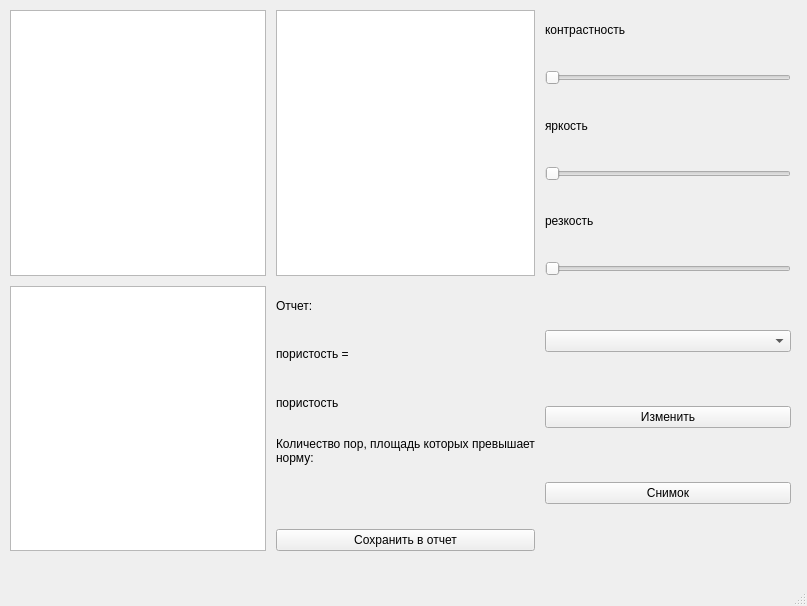
Above: 9/ui/uisppr.ui from Devoranima/ImageAnalysis before the change. Below: the same form after it.
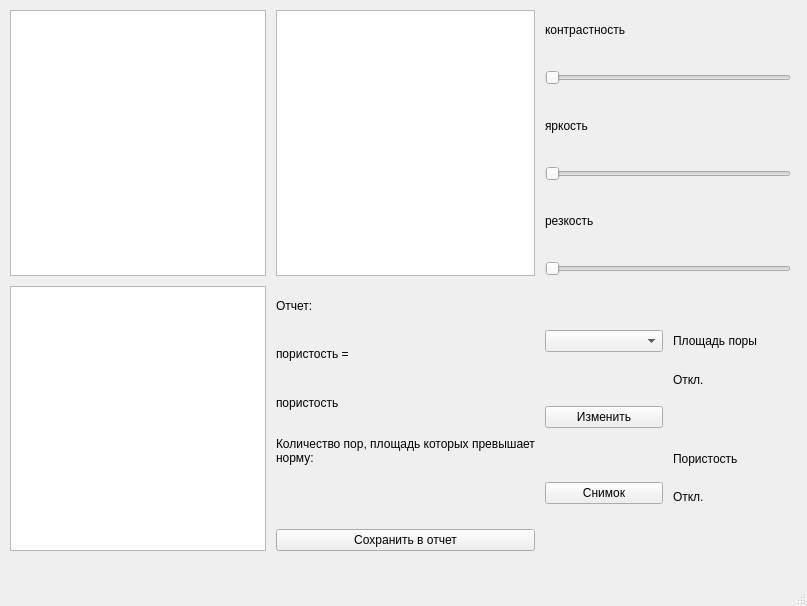
That is the form after the change.

Patch:
```diff
--- a/9/ui/uisppr.ui
+++ b/9/ui/uisppr.ui
@@ -39,37 +39,16 @@
      <property name="spacing">
       <number>10</number>
      </property>
-     <item row="6" column="1">
-      <widget class="QGraphicsView" name="graphicsView_3"/>
-     </item>
-     <item row="1" column="2">
+     <item row="0" column="1">
       <widget class="QGraphicsView" name="graphicsView"/>
      </item>
-     <item row="1" column="1">
+     <item row="5" column="0">
+      <widget class="QGraphicsView" name="graphicsView_3"/>
+     </item>
+     <item row="0" column="0">
       <widget class="QGraphicsView" name="graphicsView_2"/>
      </item>
-     <item row="6" column="3">
-      <layout class="QVBoxLayout" name="verticalLayout_7">
-       <item>
-        <widget class="QComboBox" name="comboBox"/>
-       </item>
-       <item>
-        <widget class="QPushButton" name="pushButton_2">
-         <property name="text">
-          <string>Изменить</string>
-         </property>
-        </widget>
-       </item>
-       <item>
-        <widget class="QPushButton" name="pushButton_3">
-         <property name="text">
-          <string>Снимок</string>
-         </property>
-        </widget>
-       </item>
-      </layout>
-     </item>
-     <item row="6" column="2">
+     <item row="5" column="1">
       <layout class="QVBoxLayout" name="verticalLayout_5">
        <item>
         <widget class="QLabel" name="label_4">
@@ -161,7 +140,7 @@
        </item>
       </layout>
      </item>
-     <item row="1" column="3">
+     <item row="0" column="2">
       <layout class="QVBoxLayout" name="verticalLayout_4">
        <property name="spacing">
         <number>20</number>
@@ -222,6 +201,172 @@
        </item>
       </layout>
      </item>
+     <item row="5" column="2">
+      <layout class="QHBoxLayout" name="horizontalLayout_3">
+       <item>
+        <layout class="QVBoxLayout" name="verticalLayout_7">
+         <item>
+          <widget class="QComboBox" name="selectMaterialComboBox"/>
+         </item>
+         <item>
+          <widget class="QPushButton" name="ChangeMaterialsButton">
+           <property name="text">
+            <string>Изменить</string>
+           </property>
+          </widget>
+         </item>
+         <item>
+          <widget class="QPushButton" name="pushButton_3">
+           <property name="text">
+            <string>Снимок</string>
+           </property>
+          </widget>
+         </item>
+        </layout>
+       </item>
+       <item>
+        <layout class="QVBoxLayout" name="verticalLayout_6">
+         <item>
+          <spacer name="verticalSpacer_3">
+           <property name="orientation">
+            <enum>Qt::Vertical</enum>
+           </property>
+           <property name="sizeType">
+            <enum>QSizePolicy::Fixed</enum>
+           </property>
+           <property name="sizeHint" stdset="0">
+            <size>
+             <width>20</width>
+             <height>40</height>
+            </size>
+           </property>
+          </spacer>
+         </item>
+         <item>
+          <layout class="QVBoxLayout" name="verticalLayout_9">
+           <item>
+            <layout class="QHBoxLayout" name="horizontalLayout_6">
+             <item>
+              <widget class="QLabel" name="label_11">
+               <property name="sizePolicy">
+                <sizepolicy hsizetype="Preferred" vsizetype="Preferred">
+                 <horstretch>0</horstretch>
+                 <verstretch>0</verstretch>
+                </sizepolicy>
+               </property>
+               <property name="text">
+                <string>Площадь поры</string>
+               </property>
+               <property name="wordWrap">
+                <bool>true</bool>
+               </property>
+              </widget>
+             </item>
+             <item>
+              <widget class="QLabel" name="SquareValue">
+               <property name="text">
+                <string/>
+               </property>
+              </widget>
+             </item>
+            </layout>
+           </item>
+           <item>
+            <layout class="QHBoxLayout" name="horizontalLayout_4">
+             <item>
+              <widget class="QLabel" name="label_13">
+               <property name="text">
+                <string>Откл.</string>
+               </property>
+              </widget>
+             </item>
+             <item>
+              <widget class="QLabel" name="SquareDeviationValue">
+               <property name="text">
+                <string/>
+               </property>
+              </widget>
+             </item>
+            </layout>
+           </item>
+          </layout>
+         </item>
+         <item>
+          <spacer name="verticalSpacer">
+           <property name="orientation">
+            <enum>Qt::Vertical</enum>
+           </property>
+           <property name="sizeType">
+            <enum>QSizePolicy::Fixed</enum>
+           </property>
+           <property name="sizeHint" stdset="0">
+            <size>
+             <width>20</width>
+             <height>40</height>
+            </size>
+           </property>
+          </spacer>
+         </item>
+         <item>
+          <layout class="QVBoxLayout" name="verticalLayout_8">
+           <item>
+            <layout class="QHBoxLayout" name="horizontalLayout_5">
+             <item>
+              <widget class="QLabel" name="label_15">
+               <property name="text">
+                <string>Пористость</string>
+               </property>
+              </widget>
+             </item>
+             <item>
+              <widget class="QLabel" name="PorosityValue">
+               <property name="text">
+                <string/>
+               </property>
+              </widget>
+             </item>
+            </layout>
+           </item>
+           <item>
+            <layout class="QHBoxLayout" name="horizontalLayout_7">
+             <item>
+              <widget class="QLabel" name="label_17">
+               <property name="text">
+                <string>Откл.</string>
+               </property>
+              </widget>
+             </item>
+             <item>
+              <widget class="QLabel" name="PorosityDeviationValue">
+               <property name="text">
+                <string/>
+               </property>
+              </widget>
+             </item>
+            </layout>
+           </item>
+          </layout>
+         </item>
+         <item>
+          <spacer name="verticalSpacer_2">
+           <property name="orientation">
+            <enum>Qt::Vertical</enum>
+           </property>
+           <property name="sizeType">
+            <enum>QSizePolicy::Fixed</enum>
+           </property>
+           <property name="sizeHint" stdset="0">
+            <size>
+             <width>20</width>
+             <height>40</height>
+            </size>
+           </property>
+          </spacer>
+         </item>
+        </layout>
+       </item>
+      </layout>
+     </item>
     </layout>
    </widget>
   </widget>
```
